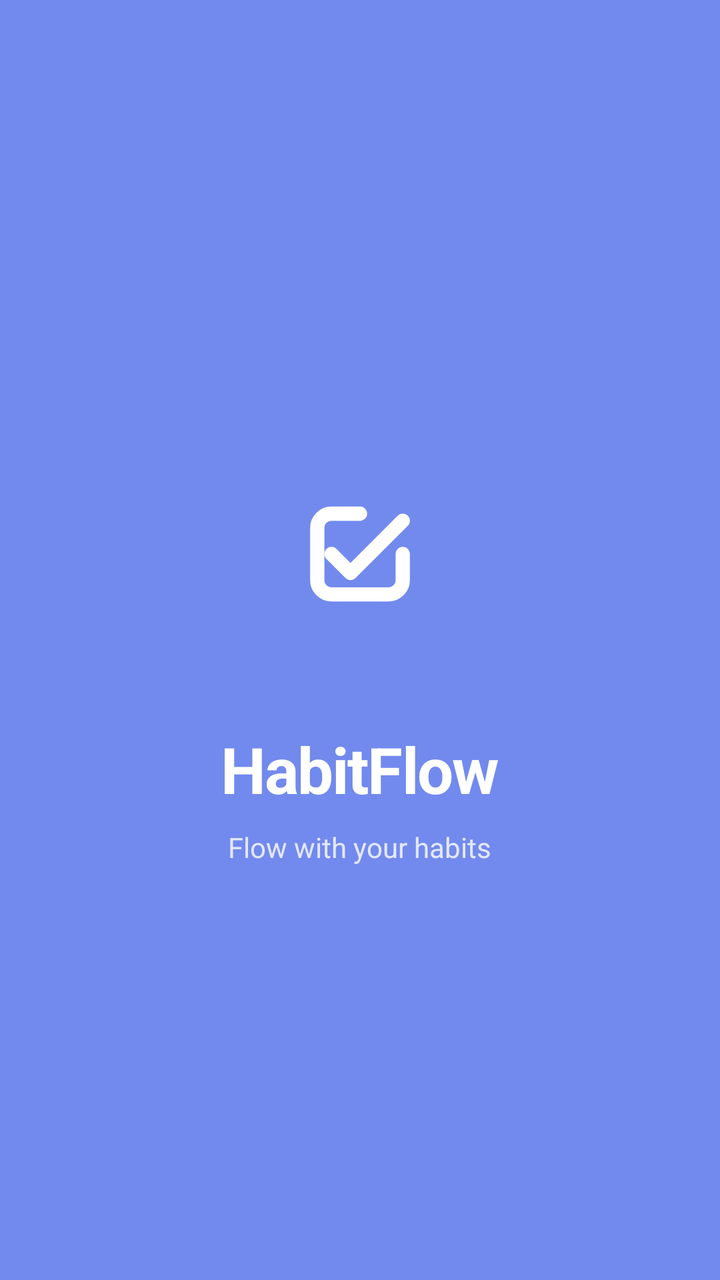
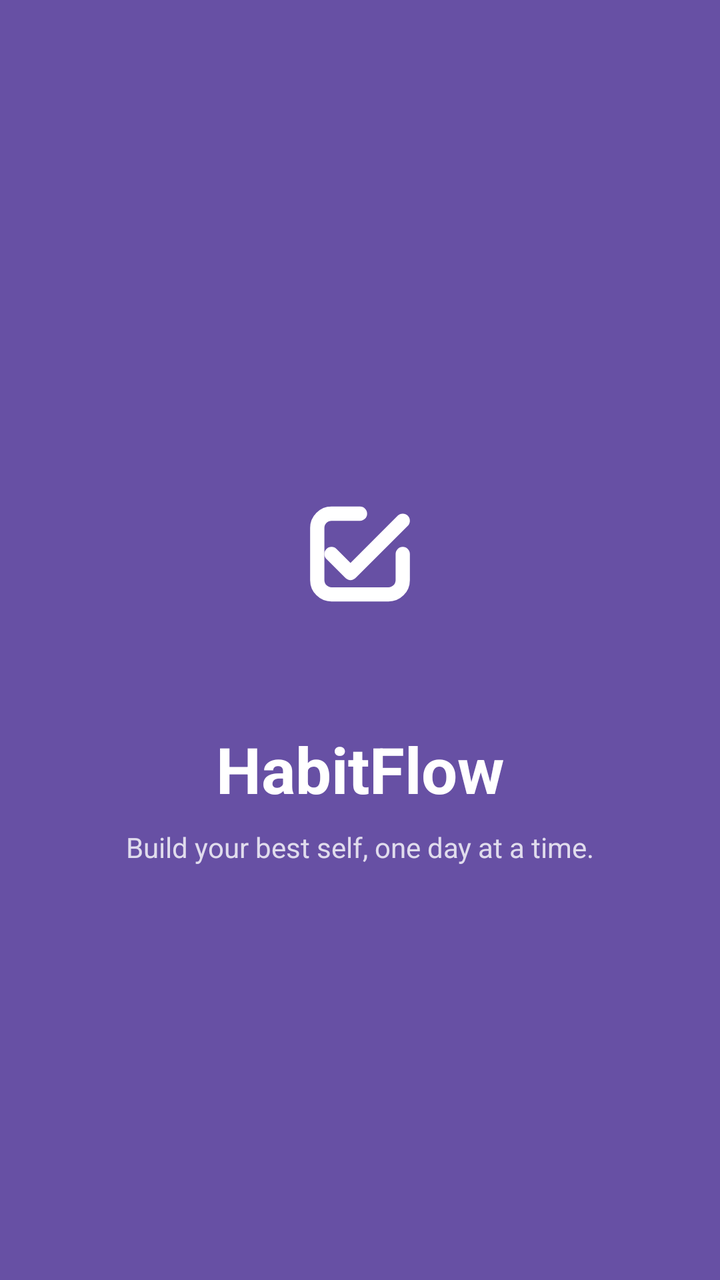

Before-and-after screenshots of an Android layout around one commit, followed by the original layout XML and the change that was made.
<!-- AndroidManifest.xml: activity theme Theme.HabitFlow.Splash -->
<!-- res/layout/activity_splash.xml -->
<?xml version="1.0" encoding="utf-8"?>
<androidx.constraintlayout.widget.ConstraintLayout
    xmlns:android="http://schemas.android.com/apk/res/android"
    xmlns:app="http://schemas.android.com/apk/res-auto"
    android:layout_width="match_parent"
    android:layout_height="match_parent"
    android:background="@color/primary_blue">

    <LinearLayout
        android:id="@+id/ll_logo"
        android:layout_width="wrap_content"
        android:layout_height="wrap_content"
        android:orientation="vertical"
        android:gravity="center"
        app:layout_constraintTop_toTopOf="parent"
        app:layout_constraintBottom_toBottomOf="parent"
        app:layout_constraintStart_toStartOf="parent"
        app:layout_constraintEnd_toEndOf="parent">

        <ImageView
            android:layout_width="140dp"
            android:layout_height="140dp"
            android:src="@drawable/ic_app_logo"
            app:tint="@color/white"
            android:padding="32dp"
            android:contentDescription="App Logo"/>

        <TextView
            android:layout_width="wrap_content"
            android:layout_height="wrap_content"
            android:text="HabitFlow"
            android:textColor="@color/white"
            android:textSize="32sp"
            android:textStyle="bold"
            android:letterSpacing="-0.02"
            android:layout_marginTop="16dp"/>

        <TextView
            android:layout_width="wrap_content"
            android:layout_height="wrap_content"
            android:text="Flow with your habits"
            android:textColor="@color/white"
            android:textSize="14sp"
            android:alpha="0.8"
            android:layout_marginTop="8dp"/>
    </LinearLayout>

    <LinearLayout
        android:id="@+id/ll_dots"
        android:layout_width="wrap_content"
        android:layout_height="wrap_content"
        android:orientation="horizontal"
        app:layout_constraintBottom_toBottomOf="parent"
        app:layout_constraintStart_toStartOf="parent"
        app:layout_constraintEnd_toEndOf="parent"
        android:layout_marginBottom="64dp"
        android:visibility="gone">

        <View android:id="@+id/dot1"
            android:layout_width="8dp" android:layout_height="8dp"
            android:background="@drawable/bg_dot_inactive" android:backgroundTint="@color/white"
            android:layout_margin="4dp"/>
        <View android:id="@+id/dot2"
            android:layout_width="8dp" android:layout_height="8dp"
            android:background="@drawable/bg_dot_inactive" android:backgroundTint="@color/white"
            android:layout_margin="4dp"/>
        <View android:id="@+id/dot3"
            android:layout_width="8dp" android:layout_height="8dp"
            android:background="@drawable/bg_dot_inactive" android:backgroundTint="@color/white"
            android:layout_margin="4dp"/>
    </LinearLayout>

    <ProgressBar
        android:layout_width="24dp"
        android:layout_height="24dp"
        android:indeterminateTint="@color/white"
        app:layout_constraintBottom_toBottomOf="parent"
        app:layout_constraintStart_toStartOf="parent"
        app:layout_constraintEnd_toEndOf="parent"
        android:layout_marginBottom="64dp"/>

</androidx.constraintlayout.widget.ConstraintLayout>
<!-- resources referenced by this layout -->
<resources>
  <color name="primary_blue">#728AED</color>
  <color name="white">#FFFFFF</color>
  <!-- drawable bg_dot_inactive (drawable) -->
  <?xml version="1.0" encoding="utf-8"?>
  <shape xmlns:android="http://schemas.android.com/apk/res/android"
      android:shape="oval">
      <solid android:color="@color/dark_bg_elevated" />
  </shape>
  <!-- drawable ic_app_logo (drawable) -->
  <vector xmlns:android="http://schemas.android.com/apk/res/android"
      xmlns:aapt="http://schemas.android.com/aapt"
      android:width="512dp"
      android:height="512dp"
      android:viewportWidth="512"
      android:viewportHeight="512">
  
      
      <path
          android:pathData="M256,120 H160 C133.49,120 112,141.49 112,168 V344 C112,370.51 133.49,392 160,392 H352 C378.51,392 400,370.51 400,344 V256"
          android:strokeWidth="48"
          android:strokeLineCap="round"
          android:strokeLineJoin="round">
          <aapt:attr name="android:strokeColor">
              <gradient
                  android:startX="112"
                  android:startY="120"
                  android:endX="400"
                  android:endY="392"
                  android:type="linear">
                  <item android:offset="0" android:color="#22E67B" />
                  <item android:offset="1" android:color="#4D7CFF" />
              </gradient>
          </aapt:attr>
      </path>
  
      
      <path
          android:pathData="M160,256 L224,320 L400,144"
          android:strokeWidth="48"
          android:strokeLineCap="round"
          android:strokeLineJoin="round">
          <aapt:attr name="android:strokeColor">
              <gradient
                  android:startX="160"
                  android:startY="144"
                  android:endX="400"
                  android:endY="320"
                  android:type="linear">
                  <item android:offset="0" android:color="#22E67B" />
                  <item android:offset="1" android:color="#4D7CFF" />
              </gradient>
          </aapt:attr>
      </path>
  </vector>
  <style name="Theme.HabitFlow.Splash" parent="Theme.Material3.DayNight.NoActionBar">
          <item name="android:windowBackground">@color/primary_blue</item>
          <item name="android:statusBarColor">@color/primary_blue</item>
          <item name="android:navigationBarColor">@color/primary_blue</item>
      </style>
  <color name="dark_bg_elevated">#21212E</color>
</resources>

<!-- the commit's change to res/layout/activity_splash.xml (unified diff, before → after) -->
@@ -4,7 +4,7 @@
     xmlns:app="http://schemas.android.com/apk/res-auto"
     android:layout_width="match_parent"
     android:layout_height="match_parent"
-    android:background="@color/primary_blue">
+    android:background="?attr/colorPrimary">
 
     <LinearLayout
         android:id="@+id/ll_logo"
@@ -23,22 +23,22 @@
             android:src="@drawable/ic_app_logo"
             app:tint="@color/white"
             android:padding="32dp"
-            android:contentDescription="App Logo"/>
+            android:contentDescription="@string/content_description_app_logo"/>
 
         <TextView
             android:layout_width="wrap_content"
             android:layout_height="wrap_content"
-            android:text="HabitFlow"
+            android:text="@string/app_name"
             android:textColor="@color/white"
             android:textSize="32sp"
             android:textStyle="bold"
-            android:letterSpacing="-0.02"
+            android:letterSpacing="0"
             android:layout_marginTop="16dp"/>
 
         <TextView
             android:layout_width="wrap_content"
             android:layout_height="wrap_content"
-            android:text="Flow with your habits"
+            android:text="@string/app_tagline"
             android:textColor="@color/white"
             android:textSize="14sp"
             android:alpha="0.8"
<!-- resource entries referenced after the edit -->
@@ -54,6 +54,9 @@
           </aapt:attr>
       </path>
   </vector>
+  <string name="app_name">HabitFlow</string>
+  <string name="app_tagline">Build your best self, one day at a time.</string>
+  <string name="content_description_app_logo">HabitFlow logo</string>
   <style name="Theme.HabitFlow.Splash" parent="Theme.Material3.DayNight.NoActionBar">
           <item name="android:windowBackground">@color/primary_blue</item>
           <item name="android:statusBarColor">@color/primary_blue</item>
